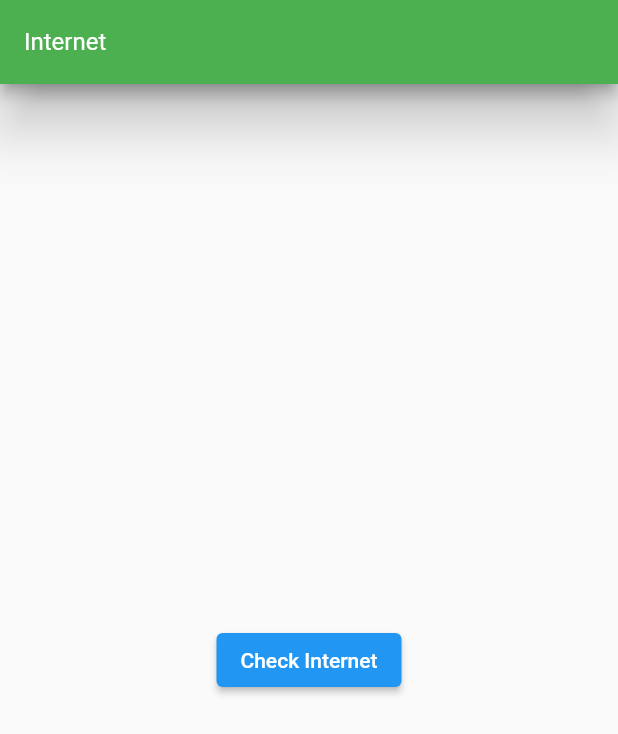
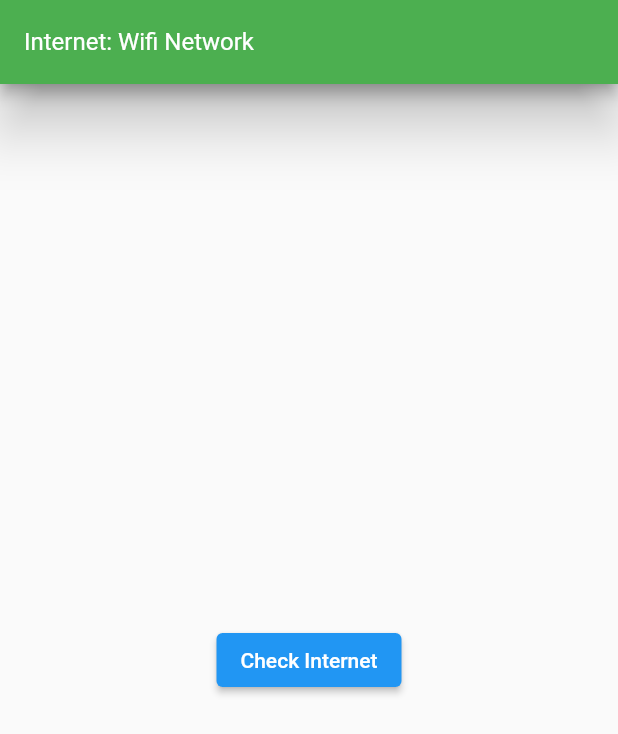
Before and after one commit to rsyd29/latihan_internet_connectivity, a Flutter app: the screen it shows after launch, after a tap on "Check Internet", on a phone screen of 412 x 824 dp. Shown: the top 734 px of the screen. Run offline on Flutter 3.47's test engine with Material 2 defaults, Android fonts, the light colour scheme and no system bars; drawn by our look-alikes of overlay_support; our stand-ins replace connectivity_plus, get, internet_connection_checker.

Commit message:
Membuat kondisi untuk connectivity network menggunakan wifi, mobile network, ataupun no network

```diff
--- a/lib/app/modules/home/views/home_view.dart
+++ b/lib/app/modules/home/views/home_view.dart
@@ -1,3 +1,4 @@
+import 'package:connectivity_plus/connectivity_plus.dart';
 import 'package:flutter/material.dart';
 
 import 'package:get/get.dart';
@@ -8,6 +9,8 @@ import '../controllers/home_controller.dart';
 class HomeView extends GetView<HomeController> {
   @override
   Widget build(BuildContext context) {
+    ConnectivityResult result = ConnectivityResult.none;
+
     return Scaffold(
       appBar: AppBar(
         title: Text('Check Connectivity'),
@@ -18,21 +21,44 @@ class HomeView extends GetView<HomeController> {
           child: Text('Check Internet'),
           onPressed: () async {
             controller.hasInternet = await controller.checkInternet();
+            result = await Connectivity().checkConnectivity();
 
             final color = controller.hasInternet ? Colors.green : Colors.red;
 
             controller.text =
                 controller.hasInternet ? 'Internet' : 'No Internet';
 
+            if (result == ConnectivityResult.mobile) {
               showSimpleNotification(
                 Text(
-                '${controller.text}',
+                  '${controller.text}: Mobile Network',
                   style: TextStyle(
                     color: Colors.white,
                   ),
                 ),
                 background: color,
               );
+            } else if (result == ConnectivityResult.wifi) {
+              showSimpleNotification(
+                Text(
+                  '${controller.text}: Wifi Network',
+                  style: TextStyle(
+                    color: Colors.white,
+                  ),
+                ),
+                background: color,
+              );
+            } else {
+              showSimpleNotification(
+                Text(
+                  '${controller.text}: No Network',
+                  style: TextStyle(
+                    color: Colors.white,
+                  ),
+                ),
+                background: color,
+              );
+            }
           },
         ),
       ),
--- a/pubspec.yaml
+++ b/pubspec.yaml
@@ -8,11 +8,9 @@ environment:
 dependencies:
   cupertino_icons: ^1.0.2
   get: 4.6.1
-  # check if has internet
   internet_connection_checker: 0.0.1+3
-
-  # display top overlay
   overlay_support: 1.2.1
+  connectivity_plus: 2.1.0
   flutter:
     sdk: flutter
 
```
Also changed, not shown: pubspec.lock. Lines whose indentation alone changed are shown as unchanged.
